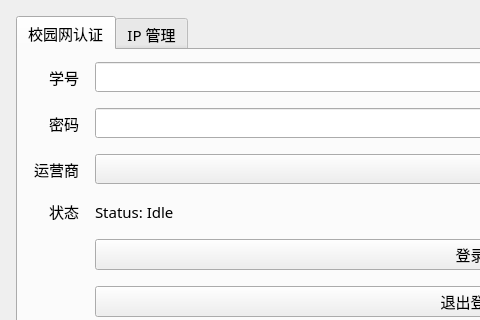
Above: mainwindow.ui from D3nesyan/JMCampusNetLinker before the change; both pictures show x 0 to 480 and y 0 to 320 of the 880 by 500 pixel window. Below: the same form after it.
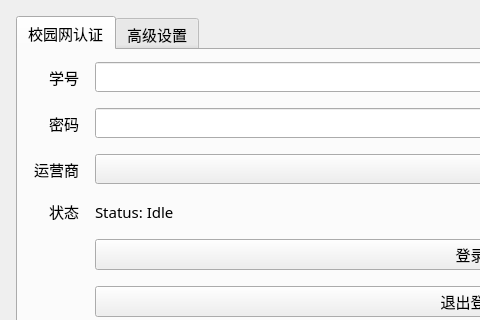
That is the form after the change.

Commit message: refactor: Rename IP management tab to advanced settings

Patch:
```diff
--- a/mainwindow.ui
+++ b/mainwindow.ui
@@ -162,7 +162,7 @@
       </widget>
       <widget class="QWidget" name="ipManagerTab">
        <attribute name="title">
-        <string>IP 管理</string>
+        <string>高级设置</string>
        </attribute>
       </widget>
      </widget>
```
